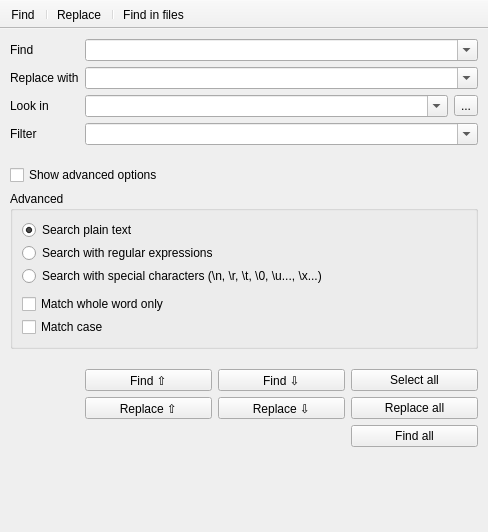
notepadqq/notepadqq, file src/ui/frmsearchreplace.ui: the form before one commit.
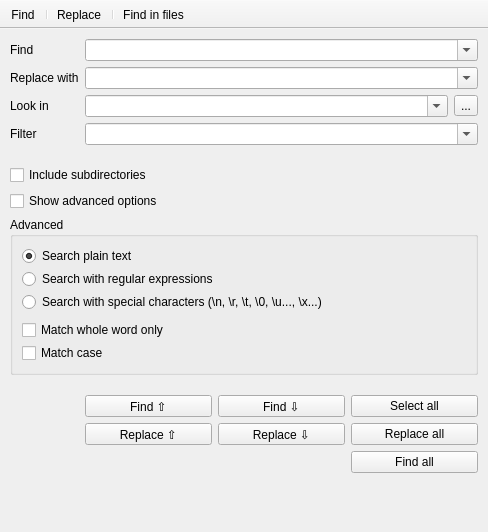
The form after the commit. Icons and pictures are not drawn.

Commit message: option 'include subdirs' for search in files

The edit to the form file:
```diff
--- a/src/ui/frmsearchreplace.ui
+++ b/src/ui/frmsearchreplace.ui
@@ -132,14 +132,14 @@
       </property>
      </spacer>
     </item>
-    <item row="6" column="0" colspan="2">
+    <item row="7" column="0" colspan="2">
      <widget class="QCheckBox" name="chkShowAdvanced">
       <property name="text">
        <string>Show advanced options</string>
       </property>
      </widget>
     </item>
-    <item row="7" column="0" colspan="2">
+    <item row="8" column="0" colspan="2">
      <widget class="QGroupBox" name="groupAdvanced">
       <property name="title">
        <string>Advanced</string>
@@ -205,7 +205,7 @@
       </layout>
      </widget>
     </item>
-    <item row="8" column="1">
+    <item row="9" column="1">
      <spacer name="verticalSpacer">
       <property name="orientation">
        <enum>Qt::Vertical</enum>
@@ -221,7 +221,7 @@
       </property>
      </spacer>
     </item>
-    <item row="9" column="1">
+    <item row="10" column="1">
      <layout class="QGridLayout" name="gridLayout">
       <item row="0" column="2">
        <widget class="QPushButton" name="btnSelectAll">
@@ -329,6 +329,13 @@
       </property>
      </widget>
     </item>
+    <item row="6" column="0" colspan="2">
+     <widget class="QCheckBox" name="chkIncludeSubdirs">
+      <property name="text">
+       <string>Include subdirectories</string>
+      </property>
+     </widget>
+    </item>
    </layout>
   </widget>
   <widget class="QToolBar" name="toolBar">
```
The commit also changes 2 other files.
